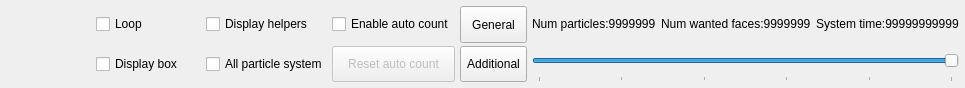
Before: the Qt Designer form code/nel/tools/3d/object_viewer_qt/src/particle_control_form.ui in ryzom/ryzomcore, drawn with Qt 5.
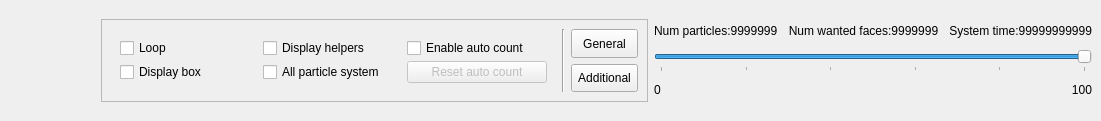
After: the same form once the commit is applied. The open tabs and pages were chosen to show the change. Icons and pictures are not drawn.

```diff
--- a/code/nel/tools/3d/object_viewer_qt/src/particle_control_form.ui
+++ b/code/nel/tools/3d/object_viewer_qt/src/particle_control_form.ui
@@ -6,32 +6,41 @@
    <rect>
     <x>0</x>
     <y>0</y>
-    <width>913</width>
-    <height>88</height>
+    <width>1101</width>
+    <height>121</height>
    </rect>
   </property>
+  <property name="sizePolicy">
+   <sizepolicy hsizetype="Preferred" vsizetype="Fixed">
+    <horstretch>0</horstretch>
+    <verstretch>0</verstretch>
+   </sizepolicy>
+  </property>
   <property name="minimumSize">
    <size>
-    <width>913</width>
-    <height>88</height>
+    <width>950</width>
+    <height>121</height>
    </size>
   </property>
   <property name="maximumSize">
    <size>
     <width>524287</width>
-    <height>524287</height>
+    <height>121</height>
    </size>
   </property>
   <property name="windowTitle">
    <string>Particles system control</string>
   </property>
   <widget class="QWidget" name="dockWidgetContents">
+   <property name="sizePolicy">
+    <sizepolicy hsizetype="Preferred" vsizetype="Fixed">
+     <horstretch>0</horstretch>
+     <verstretch>0</verstretch>
+    </sizepolicy>
+   </property>
    <layout class="QGridLayout" name="gridLayout_5">
-    <property name="margin">
-     <number>6</number>
-    </property>
-    <property name="spacing">
-     <number>5</number>
+    <property name="bottomMargin">
+     <number>9</number>
     </property>
     <item row="0" column="0" rowspan="2">
      <widget class="QToolButton" name="playToolButton">
@@ -69,39 +78,22 @@
       </property>
      </widget>
     </item>
-    <item row="0" column="1" rowspan="2">
-     <widget class="QToolButton" name="stopToolButton">
-      <property name="sizePolicy">
-       <sizepolicy hsizetype="Minimum" vsizetype="Minimum">
-        <horstretch>0</horstretch>
-        <verstretch>0</verstretch>
-       </sizepolicy>
-      </property>
-      <property name="maximumSize">
-       <size>
-        <width>16777215</width>
-        <height>40</height>
-       </size>
-      </property>
-      <property name="text">
-       <string/>
-      </property>
-      <property name="icon">
-       <iconset resource="object_viewer_qt.qrc">
-        <normaloff>:/images/stop.png</normaloff>:/images/stop.png</iconset>
-      </property>
-      <property name="iconSize">
-       <size>
-        <width>32</width>
-        <height>32</height>
-       </size>
-      </property>
-      <property name="autoRaise">
-       <bool>true</bool>
-      </property>
-     </widget>
-    </item>
-    <item row="0" column="2" rowspan="2">
+    <item row="0" column="3" rowspan="2">
+     <widget class="QFrame" name="frame">
+      <layout class="QGridLayout" name="gridLayout_6">
+       <property name="margin">
+        <number>0</number>
+       </property>
+       <item row="0" column="0" rowspan="3">
+        <widget class="QFrame" name="frame_2">
+         <property name="frameShape">
+          <enum>QFrame::StyledPanel</enum>
+         </property>
+         <property name="frameShadow">
+          <enum>QFrame::Plain</enum>
+         </property>
+         <layout class="QGridLayout" name="gridLayout">
+          <item row="0" column="0" rowspan="2">
      <widget class="QStackedWidget" name="stackedWidget">
       <property name="sizePolicy">
        <sizepolicy hsizetype="Preferred" vsizetype="Minimum">
@@ -115,12 +107,10 @@
       <widget class="QWidget" name="pageGeneral">
        <layout class="QGridLayout" name="gridLayout_2">
         <property name="margin">
-         <number>0</number>
-        </property>
-        <item row="0" column="0">
-         <layout class="QGridLayout" name="gridLayout">
+               <number>9</number>
+              </property>
           <property name="spacing">
-           <number>4</number>
+               <number>3</number>
           </property>
           <item row="0" column="0">
            <widget class="QCheckBox" name="loopCheckBox">
@@ -204,8 +194,6 @@
            </widget>
           </item>
          </layout>
-        </item>
-       </layout>
       </widget>
       <widget class="QWidget" name="pageAdditional">
        <layout class="QGridLayout" name="gridLayout_4">
@@ -300,12 +288,7 @@
       </widget>
      </widget>
     </item>
-    <item row="0" column="3" rowspan="2">
-     <layout class="QVBoxLayout" name="verticalLayout">
-      <property name="spacing">
-       <number>3</number>
-      </property>
-      <item>
+          <item row="0" column="2">
        <widget class="QToolButton" name="generalToolButton">
         <property name="sizePolicy">
          <sizepolicy hsizetype="Preferred" vsizetype="Minimum">
@@ -318,7 +301,7 @@
         </property>
        </widget>
       </item>
-      <item>
+          <item row="1" column="2">
        <widget class="QToolButton" name="additionalToolButton">
         <property name="sizePolicy">
          <sizepolicy hsizetype="Preferred" vsizetype="Minimum">
@@ -331,9 +314,33 @@
         </property>
        </widget>
       </item>
-     </layout>
-    </item>
-    <item row="0" column="4">
+          <item row="0" column="1" rowspan="2">
+           <widget class="Line" name="line">
+            <property name="orientation">
+             <enum>Qt::Vertical</enum>
+            </property>
+           </widget>
+          </item>
+         </layout>
+        </widget>
+       </item>
+       <item row="0" column="3">
+        <widget class="QLabel" name="systemTimesLabel">
+         <property name="sizePolicy">
+          <sizepolicy hsizetype="Preferred" vsizetype="Minimum">
+           <horstretch>0</horstretch>
+           <verstretch>0</verstretch>
+          </sizepolicy>
+         </property>
+         <property name="text">
+          <string>System time:99999999999</string>
+         </property>
+         <property name="alignment">
+          <set>Qt::AlignRight|Qt::AlignTrailing|Qt::AlignVCenter</set>
+         </property>
+        </widget>
+       </item>
+       <item row="0" column="1">
      <widget class="QLabel" name="numParticlesLabel">
       <property name="sizePolicy">
        <sizepolicy hsizetype="Preferred" vsizetype="Minimum">
@@ -346,7 +353,7 @@
       </property>
      </widget>
     </item>
-    <item row="0" column="5">
+       <item row="0" column="2">
      <widget class="QLabel" name="numWantedFacesLabel">
       <property name="sizePolicy">
        <sizepolicy hsizetype="Preferred" vsizetype="Minimum">
@@ -357,22 +364,12 @@
       <property name="text">
        <string>Num wanted faces:9999999</string>
       </property>
-     </widget>
-    </item>
-    <item row="0" column="6">
-     <widget class="QLabel" name="systemTimesLabel">
-      <property name="sizePolicy">
-       <sizepolicy hsizetype="Preferred" vsizetype="Minimum">
-        <horstretch>0</horstretch>
-        <verstretch>0</verstretch>
-       </sizepolicy>
-      </property>
-      <property name="text">
-       <string>System time:99999999999</string>
-      </property>
-     </widget>
-    </item>
-    <item row="1" column="4" colspan="3">
+         <property name="alignment">
+          <set>Qt::AlignCenter</set>
+         </property>
+        </widget>
+       </item>
+       <item row="1" column="1" colspan="3">
      <widget class="QSlider" name="horizontalSlider">
       <property name="sizePolicy">
        <sizepolicy hsizetype="Preferred" vsizetype="Minimum">
@@ -406,6 +403,71 @@
       </property>
       <property name="tickInterval">
        <number>20</number>
+         </property>
+        </widget>
+       </item>
+       <item row="2" column="1">
+        <widget class="QLabel" name="label">
+         <property name="text">
+          <string notr="true">0</string>
+         </property>
+        </widget>
+       </item>
+       <item row="2" column="2">
+        <spacer name="horizontalSpacer">
+         <property name="orientation">
+          <enum>Qt::Horizontal</enum>
+         </property>
+         <property name="sizeHint" stdset="0">
+          <size>
+           <width>40</width>
+           <height>20</height>
+          </size>
+         </property>
+        </spacer>
+       </item>
+       <item row="2" column="3">
+        <widget class="QLabel" name="label_2">
+         <property name="text">
+          <string notr="true">100</string>
+         </property>
+         <property name="alignment">
+          <set>Qt::AlignRight|Qt::AlignTrailing|Qt::AlignVCenter</set>
+         </property>
+        </widget>
+       </item>
+      </layout>
+     </widget>
+    </item>
+    <item row="0" column="1" rowspan="2" colspan="2">
+     <widget class="QToolButton" name="stopToolButton">
+      <property name="sizePolicy">
+       <sizepolicy hsizetype="Minimum" vsizetype="Minimum">
+        <horstretch>0</horstretch>
+        <verstretch>0</verstretch>
+       </sizepolicy>
+      </property>
+      <property name="maximumSize">
+       <size>
+        <width>16777215</width>
+        <height>40</height>
+       </size>
+      </property>
+      <property name="text">
+       <string/>
+      </property>
+      <property name="icon">
+       <iconset resource="object_viewer_qt.qrc">
+        <normaloff>:/images/stop.png</normaloff>:/images/stop.png</iconset>
+      </property>
+      <property name="iconSize">
+       <size>
+        <width>32</width>
+        <height>32</height>
+       </size>
+      </property>
+      <property name="autoRaise">
+       <bool>true</bool>
       </property>
      </widget>
     </item>
```
Left out of the diff: 6 changed lines with no effect on the pictures. Lines whose indentation alone changed are shown as unchanged.
